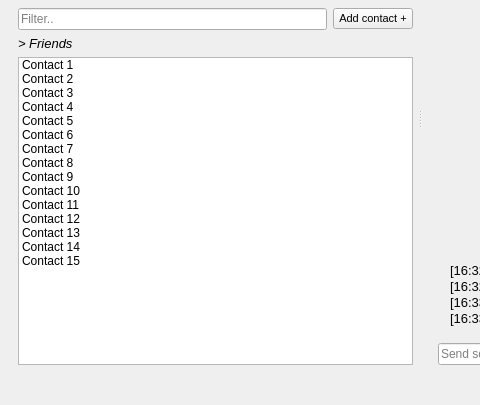
Old version of the form Client/src/dialog/class/MainWindow/mainwindow.ui in the repository Nexus-Software/cpp_babel; both pictures show x 0 to 480 and y 184 to 589 of the 867 by 589 pixel window.
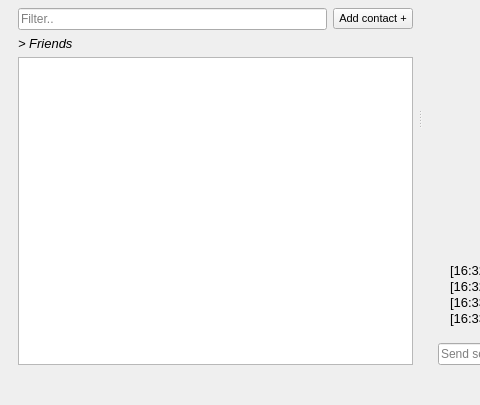
New version of the form.

Commit message: AddContactIntegration(feat): Linked Add Contact diag and can add "friends" in the MainWindow

Diff of the .ui file:
```diff
--- a/Client/src/dialog/class/MainWindow/mainwindow.ui
+++ b/Client/src/dialog/class/MainWindow/mainwindow.ui
@@ -216,81 +216,6 @@
                 <property name="dragEnabled">
                  <bool>true</bool>
                 </property>
-                <item>
-                 <property name="text">
-                  <string>Contact 1</string>
-                 </property>
-                </item>
-                <item>
-                 <property name="text">
-                  <string>Contact 2</string>
-                 </property>
-                </item>
-                <item>
-                 <property name="text">
-                  <string>Contact 3</string>
-                 </property>
-                </item>
-                <item>
-                 <property name="text">
-                  <string>Contact 4</string>
-                 </property>
-                </item>
-                <item>
-                 <property name="text">
-                  <string>Contact 5</string>
-                 </property>
-                </item>
-                <item>
-                 <property name="text">
-                  <string>Contact 6</string>
-                 </property>
-                </item>
-                <item>
-                 <property name="text">
-                  <string>Contact 7</string>
-                 </property>
-                </item>
-                <item>
-                 <property name="text">
-                  <string>Contact 8</string>
-                 </property>
-                </item>
-                <item>
-                 <property name="text">
-                  <string>Contact 9</string>
-                 </property>
-                </item>
-                <item>
-                 <property name="text">
-                  <string>Contact 10</string>
-                 </property>
-                </item>
-                <item>
-                 <property name="text">
-                  <string>Contact 11</string>
-                 </property>
-                </item>
-                <item>
-                 <property name="text">
-                  <string>Contact 12</string>
-                 </property>
-                </item>
-                <item>
-                 <property name="text">
-                  <string>Contact 13</string>
-                 </property>
-                </item>
-                <item>
-                 <property name="text">
-                  <string>Contact 14</string>
-                 </property>
-                </item>
-                <item>
-                 <property name="text">
-                  <string>Contact 15</string>
-                 </property>
-                </item>
                </widget>
               </item>
              </layout>
```
The commit also changes 5 other files.
